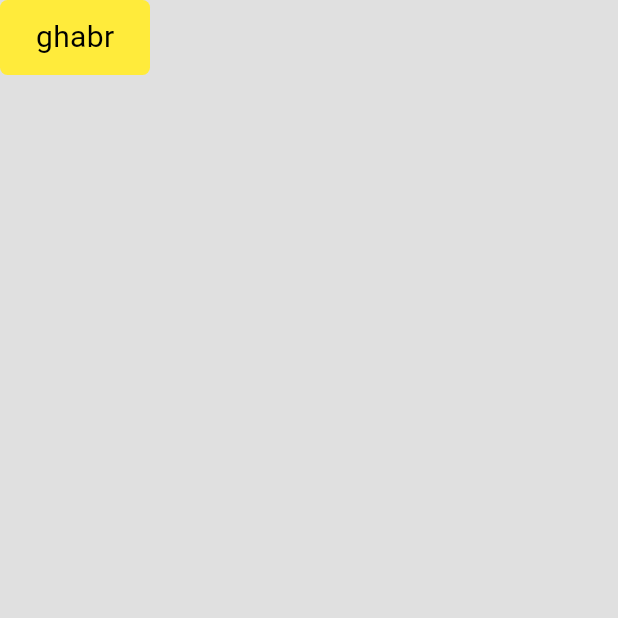
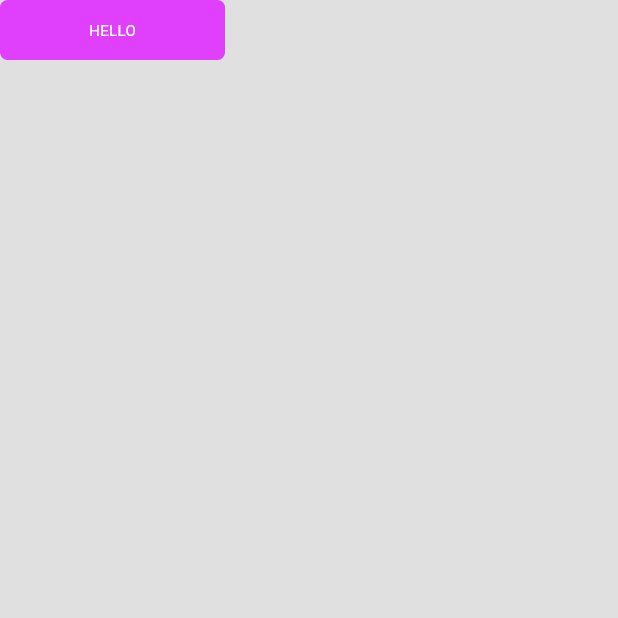
Before and after one commit to amirkenwood718/CodeWizards, a Flutter app: the screen it shows after launch, on a phone screen of 412 x 824 dp, the top half of it. Run offline on Flutter 3.47's test engine with Material 2 defaults, Android fonts, the phone set to English and light mode, and no system bars.

Commit message:
fix color

```diff
--- a/lib/screen/homepage.dart
+++ b/lib/screen/homepage.dart
@@ -1,3 +1,4 @@
+import 'package:codewizards/screen/page_2.dart';
 import 'package:codewizards/widget/dokme.dart';
 import 'package:flutter/material.dart';
 
@@ -20,15 +21,23 @@ class _HomePageState extends State<HomePage> {
             //dokme
             Dokme(
                 onhover: onhover,
-                title: "ghabr",
-                colorPremary: Colors.red,
-                colorSecondery: Colors.yellow,
-                radiusMax: 20,
+                title: "HELLO",
+                colorSecondery: Colors.redAccent,
+                colorPremary: Colors.purpleAccent,
                 radiusMin: 5,
-                fontSizeOne: 18,
-                fontSizeTwo: 20,
-                textColorOne: Colors.yellow,
-                textColorTwo: Colors.black),
+                radiusMax: 10,
+                textColorTwo: Colors.black,
+                textColorOne: Colors.white,
+                fontSizeOneMax: 12,
+                fontSizeTwoMin: 10,
+                sizeDokmeWidth: 150,
+                sizeDokmeHeight: 40,
+                timeAnimatedDokme: 500,
+                onTap: (){
+                  Route route=MaterialPageRoute(builder: (context)=>Page2());
+                  Navigator.push(context, route);
+                },
+            ),
           ],
         ));
   }
--- a/lib/widget/dokme.dart
+++ b/lib/widget/dokme.dart
@@ -1,31 +1,36 @@
 import 'package:flutter/material.dart';
-
-import '../screen/page_2.dart';
-
 class Dokme extends StatefulWidget {
   bool onhover;
   String title;
+  Color colorSecondery;
   Color colorPremary;
-  Color colorSecondery;
   double radiusMin;
   double radiusMax;
+  Color textColorTwo;
   Color textColorOne;
-  Color textColorTwo;
-  double fontSizeOne;
-  double fontSizeTwo;
+  double fontSizeOneMax;
+  double fontSizeTwoMin;
+  double sizeDokmeWidth;
+  double sizeDokmeHeight;
+  int timeAnimatedDokme;
+  VoidCallback onTap;
 
   Dokme({
     Key? key,
     required this.onhover,
     required this.title,
+    required this.colorSecondery,
     required this.colorPremary,
-    required this.colorSecondery,
     required this.radiusMin,
     required this.radiusMax,
+    required this.textColorTwo,
     required this.textColorOne,
-    required this.textColorTwo,
-    required this.fontSizeOne,
-    required this.fontSizeTwo,
+    required this.fontSizeOneMax,
+    required this.fontSizeTwoMin,
+    required this.sizeDokmeWidth,
+    required this.sizeDokmeHeight,
+    required this.timeAnimatedDokme,
+    required this.onTap,
   }) : super(key: key);
 
   @override
@@ -36,22 +41,19 @@ class _DokmeState extends State<Dokme> {
   @override
   Widget build(BuildContext context) {
     return AnimatedContainer(
-      width: 100,
-      height: 50,
+      width: widget.sizeDokmeWidth,
+      height:widget.sizeDokmeHeight,
       decoration: BoxDecoration(
           color: widget.onhover == true
-              ? widget.colorPremary
-              : widget.colorSecondery,
+              ? widget.colorSecondery
+              : widget.colorPremary,
           borderRadius: widget.onhover == true
               ? BorderRadius.circular(widget.radiusMax)
               : BorderRadius.circular(widget.radiusMin)),
-      duration: Duration(milliseconds: 500),
+      duration: Duration(milliseconds: widget.timeAnimatedDokme),
       child: InkWell(
         borderRadius: BorderRadius.circular(50),
-        onTap: () {
-          Route route = MaterialPageRoute(builder: (context) => Page2());
-          Navigator.push(context, route);
-        },
+        onTap: widget.onTap,
         onHover: (value) {
           widget.onhover = value;
           setState(() {});
@@ -61,10 +63,10 @@ class _DokmeState extends State<Dokme> {
             child: Text(
           widget.title,
           style: TextStyle(
-              color: widget.onhover ? widget.textColorOne : widget.textColorTwo,
+              color: widget.onhover ? widget.textColorTwo : widget.textColorOne,
               fontSize: widget.onhover == true
-                  ? widget.fontSizeOne
-                  : widget.fontSizeTwo),
+                  ? widget.fontSizeOneMax
+                  : widget.fontSizeTwoMin),
         )),
       ),
     );
```
